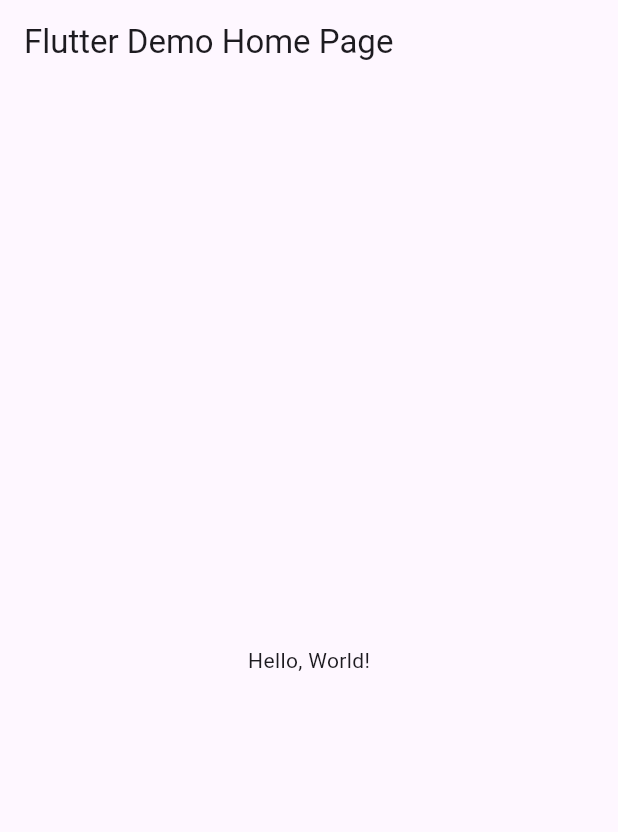
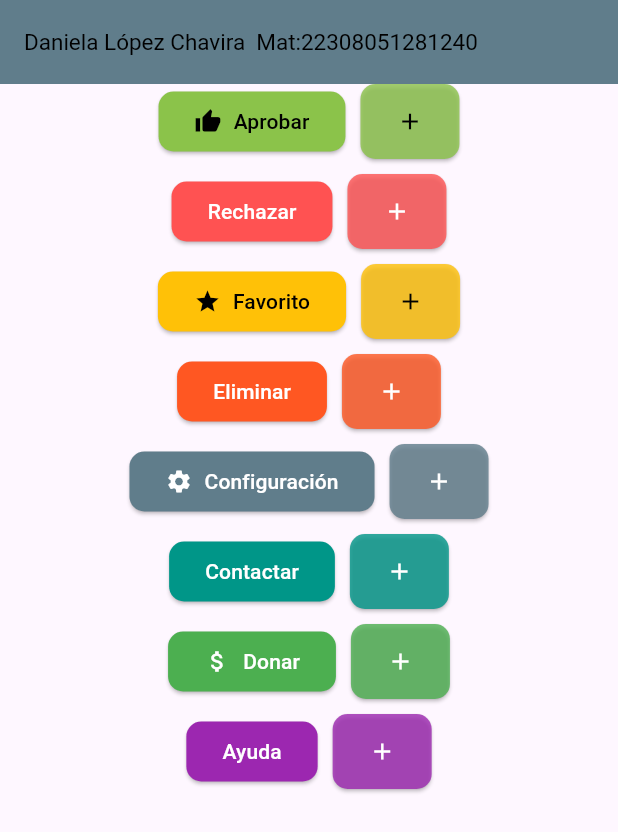
Before and after one commit to Danilop-128/p11_elevatedbutton, a Flutter app: the screen it shows after launch, on a phone screen of 412 x 824 dp. Shown: the top 832 px of the screen. Run offline on Flutter 3.47's test engine with Material 3 defaults, Android fonts, the phone set to English and light mode, and no system bars.

Commit message:
p11 elevatedbutton

```diff
--- a/lib/main.dart
+++ b/lib/main.dart
@@ -1,43 +1,169 @@
 import 'package:flutter/material.dart';
 
-void main() => runApp(MyApp());
+void main() {
+  runApp(MyApp());
+}
 
 class MyApp extends StatelessWidget {
-  const MyApp({super.key});
-  // This widget is the root of your application.
   @override
   Widget build(BuildContext context) {
     return MaterialApp(
-      // Application name
-      title: 'Flutter Hello World',
-      // Application theme data, you can set the colors for the application as
-      // you want
-      theme: ThemeData(
-        // useMaterial3: false,
-        primarySwatch: Colors.blue,
-      ),
-      // A widget which will be started on application startup
-      home: MyHomePage(title: 'Flutter Demo Home Page'),
-    );
-  }
-}
-
-class MyHomePage extends StatelessWidget {
-  final String title;
-  const MyHomePage({super.key, required this.title});
-
-  @override
-  Widget build(BuildContext context) {
-    return Scaffold(
-      appBar: AppBar(
-        // The title text which will be shown on the action bar
-        title: Text(title),
-      ),
-      body: Center(
-        child: Text(
-          'Hello, World!',
+      home: Scaffold(
+        appBar: AppBar(
+            title: Text('Daniela López Chavira  Mat:22308051281240'),
+            titleTextStyle: const TextStyle(color: Colors.black, fontSize: 15),
+            backgroundColor: Colors.blueGrey),
+        body: SingleChildScrollView(
+          child: Center(
+            child: MyButtons(), // Aquí se utiliza la clase MyButtons
+          ),
         ),
       ),
     );
   }
 }
+
+class MyButtons extends StatelessWidget {
+  @override
+  Widget build(BuildContext context) {
+    return Column(
+      mainAxisAlignment: MainAxisAlignment.center,
+      children: [
+        // Fila 1 (con ícono adicional y +)
+        _buildButtonRow(
+          icon: Icons.thumb_up,
+          label: "Aprobar",
+          backgroundColor: Colors.lightGreen,
+          foregroundColor: Colors.black,
+          showIcon: true, // Mostrar ícono adicional
+        ),
+        SizedBox(height: 10),
+
+        // Fila 2 (sin ícono adicional, pero con +)
+        _buildButtonRow(
+          icon: Icons.thumb_down, // Este ícono no se mostrará
+          label: "Rechazar",
+          backgroundColor: Colors.redAccent,
+          foregroundColor: Colors.white,
+          showIcon: false, // No mostrar ícono adicional
+        ),
+        SizedBox(height: 10),
+
+        // Fila 3 (con ícono adicional y +)
+        _buildButtonRow(
+          icon: Icons.star,
+          label: "Favorito",
+          backgroundColor: Colors.amber,
+          foregroundColor: Colors.black,
+          showIcon: true, // Mostrar ícono adicional
+        ),
+        SizedBox(height: 10),
+
+        // Fila 4 (sin ícono adicional, pero con +)
+        _buildButtonRow(
+          icon: Icons.delete, // Este ícono no se mostrará
+          label: "Eliminar",
+          backgroundColor: Colors.deepOrange,
+          foregroundColor: Colors.white,
+          showIcon: false, // No mostrar ícono adicional
+        ),
+        SizedBox(height: 10),
+
+        // Fila 5 (con ícono adicional y +)
+        _buildButtonRow(
+          icon: Icons.settings,
+          label: "Configuración",
+          backgroundColor: Colors.blueGrey,
+          foregroundColor: Colors.white,
+          showIcon: true, // Mostrar ícono adicional
+        ),
+        SizedBox(height: 10),
+
+        // Fila 6 (sin ícono adicional, pero con +)
+        _buildButtonRow(
+          icon: Icons.email, // Este ícono no se mostrará
+          label: "Contactar",
+          backgroundColor: Colors.teal,
+          foregroundColor: Colors.white,
+          showIcon: false, // No mostrar ícono adicional
+        ),
+        SizedBox(height: 10),
+
+        // Fila 7 (con ícono adicional y +)
+        _buildButtonRow(
+          icon: Icons.attach_money,
+          label: "Donar",
+          backgroundColor: Colors.green,
+          foregroundColor: Colors.white,
+          showIcon: true, // Mostrar ícono adicional
+        ),
+        SizedBox(height: 10),
+
+        // Fila 8 (sin ícono adicional, pero con +)
+        _buildButtonRow(
+          icon: Icons.help, // Este ícono no se mostrará
+          label: "Ayuda",
+          backgroundColor: Colors.purple,
+          foregroundColor: Colors.white,
+          showIcon: false, // No mostrar ícono adicional
+        ),
+      ],
+    );
+  }
+
+  // Método para construir una fila con dos botones
+  Widget _buildButtonRow({
+    required IconData icon,
+    required String label,
+    required Color backgroundColor,
+    required Color foregroundColor,
+    required bool showIcon, // Nuevo parámetro para controlar el ícono adicional
+  }) {
+    return Row(
+      mainAxisAlignment: MainAxisAlignment.center,
+      children: [
+        // Botón principal (con o sin ícono adicional)
+        ElevatedButton(
+          onPressed: () {
+            print("$label presionado");
+          },
+          style: ElevatedButton.styleFrom(
+            backgroundColor: backgroundColor,
+            foregroundColor: foregroundColor,
+            shape: RoundedRectangleBorder(
+              borderRadius: BorderRadius.circular(10),
+            ),
+          ),
+          child: showIcon
+              ? Row(
+                  mainAxisSize: MainAxisSize
+                      .min, // Ajustar el tamaño de la fila al contenido
+                  children: [
+                    Icon(icon), // Ícono adicional
+                    SizedBox(width: 8), // Espacio entre el ícono y el texto
+                    Text(label), // Texto
+                  ],
+                )
+              : Text(label), // Solo texto
+        ),
+        SizedBox(width: 10), // Espacio entre los botones
+
+        // Botón con ícono +
+        ElevatedButton(
+          onPressed: () {
+            print("Botón + presionado para $label");
+          },
+          child: Icon(Icons.add),
+          style: ElevatedButton.styleFrom(
+            backgroundColor: backgroundColor.withOpacity(0.8),
+            foregroundColor: foregroundColor,
+            shape: RoundedRectangleBorder(
+              borderRadius: BorderRadius.circular(10),
+            ),
+            minimumSize: Size(50, 50), // Tamaño mínimo del botón
+          ),
+        ),
+      ],
+    );
+  }
+}
```
Also changed, not shown: elevattedbutton.png (added).
